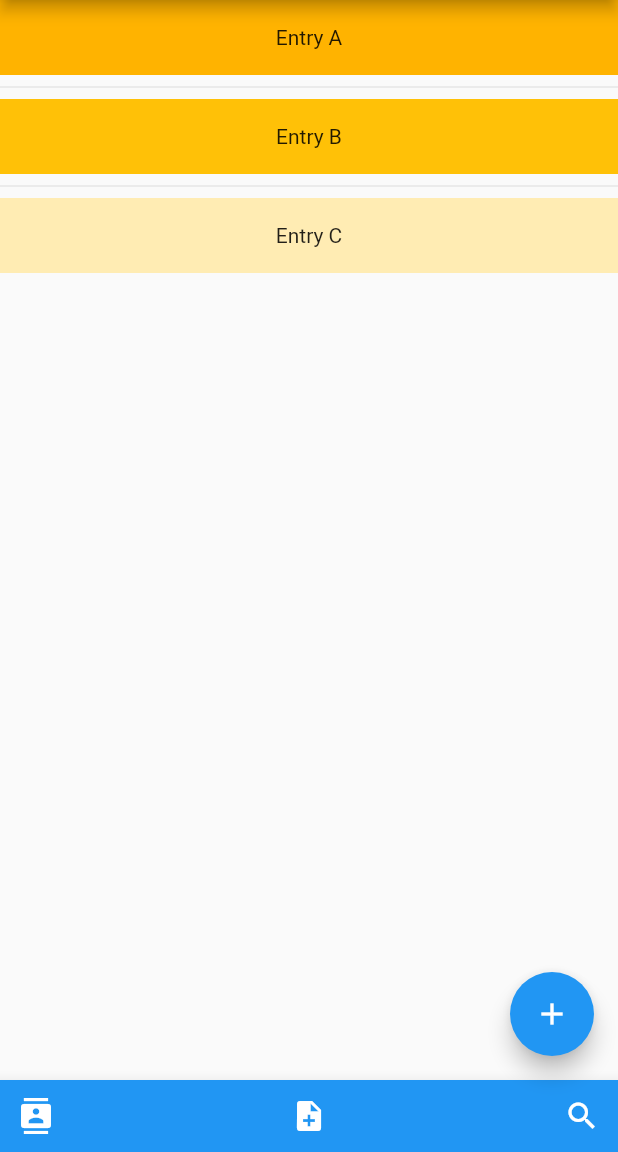
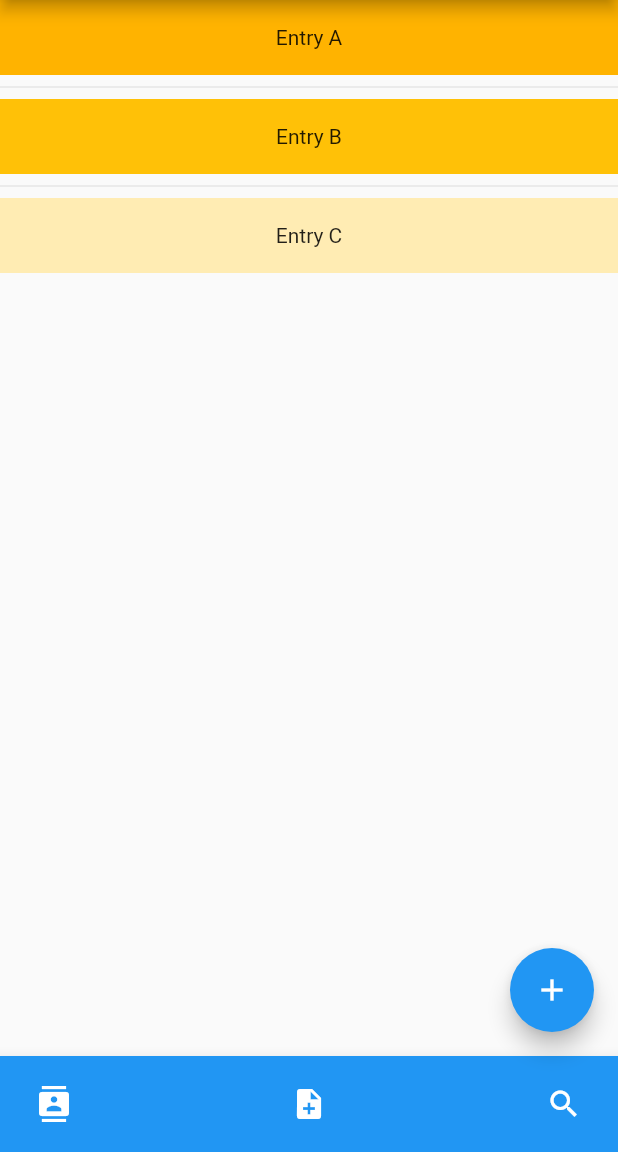
Before and after one commit to JuetEm/BetterCoach202, a Flutter app: the Home screen opened directly, on a phone screen of 412 x 824 dp, the part 84-1236 px from its top. Run offline on Flutter 3.47's test engine with Material 2 defaults, Android fonts, the phone set to English and light mode, and no system bars.

Commit message:
fourth commit

```diff
--- a/lib/home.dart
+++ b/lib/home.dart
@@ -11,12 +11,23 @@ class Home extends StatefulWidget {
 }
 
 class _HomeState extends State<Home> {
+  final GlobalKey<ScaffoldState> _scaffoldKey = GlobalKey<ScaffoldState>();
+
+  void _openEndDrawer() {
+    _scaffoldKey.currentState!.openEndDrawer();
+  }
+
+  void _closeEndDrawer() {
+    Navigator.of(context).pop();
+  }
+
   final List<String> entries = <String>['A', 'B', 'C'];
   final List<int> colorCodes = <int>[600, 500, 100];
 
   @override
   Widget build(BuildContext context) {
     return Scaffold(
+      key: _scaffoldKey,
       appBar: AppBar(
         title: Text("Better Coach"),
         leading: IconButton(
@@ -27,20 +38,41 @@ class _HomeState extends State<Home> {
           IconButton(
             onPressed: () {
               print('profile');
-            },
-            icon: Icon(Icons.account_circle),
-          ),
-          IconButton(
-            onPressed: () {
               // 로그인 페이지로 이동
               Navigator.pushReplacement(
                 context,
                 MaterialPageRoute(builder: (context) => LoginPage()),
               );
             },
+            icon: Icon(Icons.account_circle),
+          ),
+          IconButton(
+            onPressed: () {
+              _openEndDrawer();
+            },
             icon: Icon(Icons.menu),
           ),
         ],
+      ),
+      endDrawer: SafeArea(
+        child: Container(
+          child: Drawer(
+            child: Center(
+              child: Column(
+                mainAxisAlignment: MainAxisAlignment.center,
+                children: [
+                  const Text('This is the Drawer'),
+                  ElevatedButton(
+                    onPressed: () {
+                      _closeEndDrawer();
+                    },
+                    child: const Text('Close Drawer'),
+                  )
+                ],
+              ),
+            ),
+          ),
+        ),
       ),
       body: ListView.separated(
         itemCount: entries.length,
@@ -58,6 +90,8 @@ class _HomeState extends State<Home> {
         color: Colors.blue,
         child: IconTheme(
           data: IconThemeData(color: Theme.of(context).colorScheme.onPrimary),
+          child: Padding(
+            padding: const EdgeInsets.fromLTRB(12.0, 8.0, 12.0, 8.0),
             child: Row(
               children: [
                 IconButton(
@@ -87,6 +121,7 @@ class _HomeState extends State<Home> {
             ),
           ),
         ),
+      ),
       floatingActionButton: FloatingActionButton(
         onPressed: () {
           print('floating button');
--- a/lib/main.dart
+++ b/lib/main.dart
@@ -1,10 +1,10 @@
 import 'package:flutter/cupertino.dart';
 import 'package:flutter/material.dart';
 
+import 'home.dart';
+
 /// 브랜치 테스트
 /// /// 브랜치 테스트222
-
-import 'package:web_project/home.dart';
 
 void main() {
   runApp(const MyApp());
```
Lines whose indentation alone changed are shown as unchanged.
